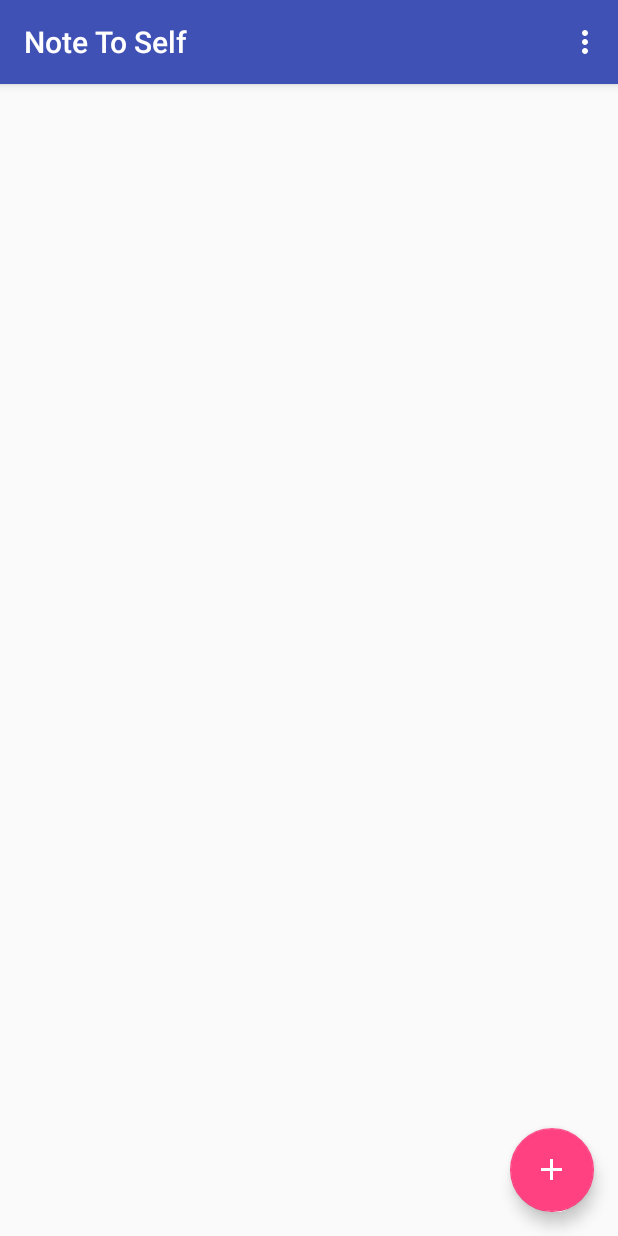
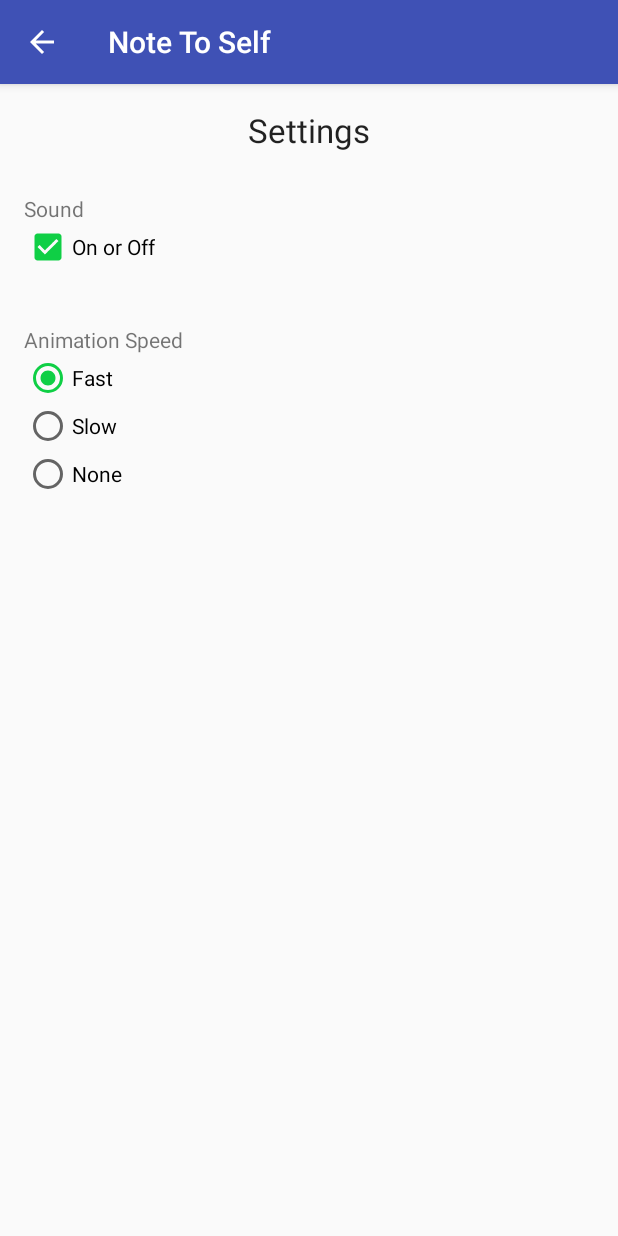
Before and after one commit to dljones79/Note-to-Self, an Android app: the screen it shows after launch (MainActivity before the commit, SettingsActivity after it), in the options menu, after a tap on "Settings", on a phone screen of 412 x 824 dp. Run offline under Robolectric (Android 15) with nearby library versions, the phone set to English and light mode, and no system bars.

Commit message:
Lesson 8: Added in work from lesson 8. Made some UI adjustments.

```diff
--- a/NoteToSelf/app/src/main/AndroidManifest.xml
+++ b/NoteToSelf/app/src/main/AndroidManifest.xml
@@ -18,6 +18,11 @@
                 <category android:name="android.intent.category.LAUNCHER" />
             </intent-filter>
         </activity>
+        <activity
+            android:name=".SettingsActivity"
+            android:parentActivityName=".MainActivity">
+
+        </activity>
     </application>
 
 </manifest>
--- a/NoteToSelf/app/src/main/java/dljones79/com/notetoself/DialogShowNote.java
+++ b/NoteToSelf/app/src/main/java/dljones79/com/notetoself/DialogShowNote.java
@@ -67,13 +67,13 @@ public class DialogShowNote extends DialogFragment {
 
         /*
         This next block of code will listen for a click on the button, and dismiss (close)
-        the dialog window when the user clicks.  This is done with an anonymouse class
+        the dialog window when the user clicks.  This is done with an anonymous class
         in the onClick method.
          */
 
         Button btnOK = (Button) dialogView.findViewById(R.id.btnOK);
 
-        builder.setView(dialogView).setMessage("Your Note");
+        builder.setView(dialogView).setTitle("Your Note");
 
         btnOK.setOnClickListener(new View.OnClickListener() {
             @Override
--- /dev/null
+++ b/NoteToSelf/app/src/main/java/dljones79/com/notetoself/JSONSerializer.java
@@ -0,0 +1,95 @@
+package dljones79.com.notetoself;
+
+import org.json.JSONArray;
+import org.json.JSONException;
+import org.json.JSONTokener;
+
+import android.content.Context;
+
+import java.io.BufferedReader;
+import java.io.FileNotFoundException;
+import java.io.IOException;
+import java.io.InputStream;
+import java.io.InputStreamReader;
+import java.io.OutputStream;
+import java.io.OutputStreamWriter;
+import java.io.Writer;
+import java.util.ArrayList;
+import java.util.List;
+
+/**
+ * Created by dljones on 9/19/16.
+ */
+
+public class JSONSerializer {
+
+    private String mFilename;
+    private Context mContext;
+
+    // All the rest of the code for the class goes here
+    public JSONSerializer(String fn, Context con){
+        mFilename = fn;
+        mContext = con;
+    }
+
+    public void save(List<Note> notes)
+            throws IOException, JSONException {
+
+        // Make an array in JSON format
+        JSONArray jArray = new JSONArray();
+
+        // And load it with the notes
+        for (Note n : notes)
+            jArray.put(n.convertToJSON());
+
+        // Now write it to the private disk space of our app
+        Writer writer = null;
+        try {
+            OutputStream out = mContext.openFileOutput
+                    (mFilename, mContext.MODE_PRIVATE);
+
+            writer = new OutputStreamWriter(out);
+            writer.write(jArray.toString());
+        } finally {
+            if (writer != null) {
+
+                writer.close();
+            }
+        }
+    }
+
+    public ArrayList<Note> load() throws IOException, JSONException{
+        ArrayList<Note> noteList = new ArrayList<Note>();
+        BufferedReader reader = null;
+        try {
+
+            InputStream in = mContext.openFileInput(mFilename);
+            reader = new BufferedReader(new InputStreamReader(in));
+            StringBuilder jsonString = new StringBuilder();
+            String line = null;
+
+            while ((line = reader.readLine()) != null) {
+
+                jsonString.append(line);
+            }
+
+
+            JSONArray jArray = (JSONArray) new JSONTokener
+                    (jsonString.toString()).nextValue();
+            for (int i = 0; i < jArray.length(); i++) {
+                noteList.add(new Note(jArray.getJSONObject(i)));
+            }
+        } catch (FileNotFoundException e) {
+            // we will ignore this one, since it happens
+            // when we start fresh. You could add a log here.
+        } finally {// This will always run
+            if (reader != null)
+                reader.close();
+        }
+
+        return noteList;
+    }
+
+
+
+}// End of class
--- a/NoteToSelf/app/src/main/java/dljones79/com/notetoself/MainActivity.java
+++ b/NoteToSelf/app/src/main/java/dljones79/com/notetoself/MainActivity.java
@@ -1,10 +1,13 @@
 package dljones79.com.notetoself;
 
 import android.content.Context;
+import android.content.Intent;
+import android.content.SharedPreferences;
 import android.os.Bundle;
 import android.support.design.widget.FloatingActionButton;
 import android.support.v7.app.AppCompatActivity;
 import android.support.v7.widget.Toolbar;
+import android.util.Log;
 import android.view.LayoutInflater;
 import android.view.Menu;
 import android.view.MenuItem;
@@ -22,6 +25,9 @@ import java.util.List;
 public class MainActivity extends AppCompatActivity {
 
     private NoteAdapter mNoteAdapter;
+    private boolean mSound;
+    private int mAnimOption;
+    private SharedPreferences mPrefs;
 
     // region overridden methods
     @Override
@@ -91,11 +97,31 @@ public class MainActivity extends AppCompatActivity {
 
         //noinspection SimplifiableIfStatement
         if (id == R.id.action_settings) {
+            Intent intent = new Intent(this, SettingsActivity.class);
+            startActivity(intent);
             return true;
         }
 
         return super.onOptionsItemSelected(item);
     } // end of onOptionsItemSelected()
+
+    @Override
+    protected void onResume(){
+        super.onResume();
+
+        mPrefs = getSharedPreferences("Note to self", MODE_PRIVATE);
+        mSound  = mPrefs.getBoolean("sound", true);
+        mAnimOption = mPrefs.getInt("anim option", SettingsActivity.FAST);
+    }
+
+    @Override
+    protected void onPause(){
+        super.onPause();
+
+        mNoteAdapter.saveNotes();
+
+    }
+
     // endregion overridden methods
 
     // region class methods
@@ -120,8 +146,26 @@ public class MainActivity extends AppCompatActivity {
      */
     public class NoteAdapter extends BaseAdapter {
 
+        private JSONSerializer mSerializer;
+
         // Declare and initialize a List that will hold notes
         List<Note> noteList = new ArrayList<Note>();
+
+        public NoteAdapter() {
+            mSerializer = new JSONSerializer("NoteToSelf.json",
+                    MainActivity.this.getApplicationContext());
+
+            mSerializer = new JSONSerializer("NoteToSelf.json",
+                    MainActivity.this.getApplicationContext());
+
+            try {
+                noteList = mSerializer.load();
+            } catch (Exception e) {
+                noteList = new ArrayList<Note>();
+                Log.e("Error loading notes: ", "", e);
+            } // end try/catch
+
+        } // end constructor
 
         // Get the number of notes in the list (ArrayList)
         @Override
@@ -205,6 +249,14 @@ public class MainActivity extends AppCompatActivity {
             notifyDataSetChanged();
         }
 
+        public void saveNotes(){
+            try{
+                mSerializer.save(noteList);
+
+            }catch(Exception e){
+                Log.e("Error Saving Notes","", e);
+            }
+        } // end saveNotes()
     } // end NoteAdapter.class
     // endregion inner classes
 
--- /dev/null
+++ b/NoteToSelf/app/src/main/java/dljones79/com/notetoself/SettingsActivity.java
@@ -0,0 +1,124 @@
+package dljones79.com.notetoself;
+
+import android.content.SharedPreferences;
+import android.os.Bundle;
+import android.support.v7.app.AppCompatActivity;
+import android.util.Log;
+import android.widget.CheckBox;
+import android.widget.CompoundButton;
+import android.widget.RadioButton;
+import android.widget.RadioGroup;
+
+public class SettingsActivity extends AppCompatActivity {
+
+    private SharedPreferences mPrefs;
+    private SharedPreferences.Editor mEditor;
+
+    private boolean mSound;
+
+    public static final int FAST = 0;
+    public static final int SLOW = 1;
+    public static final int NONE = 2;
+
+    private int mAnimOption;
+
+    @Override
+    protected void onCreate(Bundle savedInstanceState) {
+        super.onCreate(savedInstanceState);
+        setContentView(R.layout.activity_settings);
+
+        mPrefs = getSharedPreferences("Note to self", MODE_PRIVATE);
+        mEditor = mPrefs.edit();
+
+        mSound  = mPrefs.getBoolean("sound", true);
+
+        CheckBox checkBoxSound = (CheckBox) findViewById(R.id.checkBoxSound);
+
+        if(mSound){
+            checkBoxSound.setChecked(true);
+        }else{
+            checkBoxSound.setChecked(false);
+        }
+
+        checkBoxSound.setOnCheckedChangeListener(new CompoundButton.OnCheckedChangeListener()
+        {
+            public void onCheckedChanged(
+                    CompoundButton buttonView, boolean isChecked)
+            {
+                Log.i("sound = ", "" + mSound);
+                Log.i("isChecked = ", "" + isChecked);
+
+                // If mSound is true make it false
+                // If mSound is false make it true
+                mSound = ! mSound;
+                mEditor.putBoolean("sound", mSound);
+
+            }
+        });
+
+        // Now for the radio buttons
+        mAnimOption = mPrefs.getInt("anim option", FAST);
+
+        RadioGroup radioGroup = (RadioGroup) findViewById(R.id.radioGroup);
+
+        // Deselect all buttons
+        radioGroup.clearCheck();
+
+        // Which radio button should be selected?
+        switch(mAnimOption){
+
+            case FAST:
+                radioGroup.check(R.id.radioFast);
+                break;
+
+            case SLOW:
+                radioGroup.check(R.id.radioSlow);
+                break;
+
+            case NONE:
+                radioGroup.check(R.id.radioNone);
+                break;
+
+        }
+
+        radioGroup.setOnCheckedChangeListener(new RadioGroup.OnCheckedChangeListener() {
+            @Override
+            public void onCheckedChanged(RadioGroup group, int checkedId) {
+                RadioButton rb = (RadioButton) group.findViewById(checkedId);
+                if (null != rb && checkedId > -1) {
+
+                    switch (rb.getId()){
+
+                        case R.id.radioFast:
+                            mAnimOption = FAST;
+                            break;
+
+                        case R.id.radioSlow:
+                            mAnimOption = SLOW;
+                            break;
+
+                        case R.id.radioNone:
+                            mAnimOption = NONE;
+                            break;
+
+
+                    }
+                    // End switch block
+
+                    mEditor.putInt("anim option", mAnimOption);
+
+                }
+
+            }
+        });
+    }
+
+    @Override
+    protected void onPause() {
+        super.onPause();
+
+        // Save the settings here
+        mEditor.commit();
+    }
+
+}
--- /dev/null
+++ b/NoteToSelf/app/src/main/res/layout/activity_settings.xml
@@ -0,0 +1,80 @@
+<?xml version="1.0" encoding="utf-8"?>
+<RelativeLayout android:id="@+id/activity_settings"
+    xmlns:android="http://schemas.android.com/apk/res/android"
+    xmlns:tools="http://schemas.android.com/tools"
+    android:layout_width="match_parent"
+    android:layout_height="match_parent"
+    android:paddingBottom="@dimen/activity_vertical_margin"
+    android:paddingLeft="@dimen/activity_horizontal_margin"
+    android:paddingRight="@dimen/activity_horizontal_margin"
+    android:paddingTop="@dimen/activity_vertical_margin"
+    tools:context="dljones79.com.notetoself.SettingsActivity">
+
+    <TextView
+        android:text="@string/settings_title"
+        android:layout_width="wrap_content"
+        android:layout_height="wrap_content"
+        android:layout_alignParentTop="true"
+        android:layout_centerHorizontal="true"
+        android:id="@+id/textView"
+        android:textAppearance="@style/TextAppearance.AppCompat.Large" />
+
+    <TextView
+        android:text="@string/sound_title"
+        android:layout_width="wrap_content"
+        android:layout_height="wrap_content"
+        android:layout_below="@+id/textView"
+        android:layout_alignParentLeft="true"
+        android:layout_alignParentStart="true"
+        android:layout_marginTop="28dp"
+        android:id="@+id/textView2" />
+
+    <CheckBox
+        android:text="@string/sound_checkbox"
+        android:layout_width="wrap_content"
+        android:layout_height="wrap_content"
+        android:layout_below="@+id/textView2"
+        android:layout_alignParentLeft="true"
+        android:layout_alignParentStart="true"
+        android:id="@+id/checkBoxSound" />
+
+    <TextView
+        android:text="@string/anims_title"
+        android:layout_width="wrap_content"
+        android:layout_height="wrap_content"
+        android:layout_below="@+id/checkBoxSound"
+        android:layout_alignParentLeft="true"
+        android:layout_alignParentStart="true"
+        android:layout_marginTop="36dp"
+        android:id="@+id/textView3" />
+
+    <RadioGroup
+        android:layout_width="wrap_content"
+        android:layout_height="wrap_content"
+        android:layout_below="@+id/textView3"
+        android:layout_alignParentLeft="true"
+        android:layout_alignParentStart="true"
+        android:id="@+id/radioGroup">
+
+        <RadioButton
+            android:text="@string/rb_fast"
+            android:layout_width="wrap_content"
+            android:layout_height="wrap_content"
+            android:id="@+id/radioFast"
+            android:layout_weight="1" />
+
+        <RadioButton
+            android:text="@string/rb_slow"
+            android:layout_width="wrap_content"
+            android:layout_height="wrap_content"
+            android:id="@+id/radioSlow"
+            android:layout_weight="1" />
+
+        <RadioButton
+            android:text="@string/rb_none"
+            android:layout_width="wrap_content"
+            android:layout_height="wrap_content"
+            android:id="@+id/radioNone"
+            android:layout_weight="1" />
+    </RadioGroup>
+</RelativeLayout>
--- a/NoteToSelf/app/src/main/res/values/colors.xml
+++ b/NoteToSelf/app/src/main/res/values/colors.xml
@@ -2,5 +2,5 @@
 <resources>
     <color name="colorPrimary">#3F51B5</color>
     <color name="colorPrimaryDark">#303F9F</color>
-    <color name="colorAccent">#FF4081</color>
+    <color name="colorAccent">#0fcf45</color>
 </resources>
--- a/NoteToSelf/app/src/main/res/values/strings.xml
+++ b/NoteToSelf/app/src/main/res/values/strings.xml
@@ -14,7 +14,7 @@
     <string name="sound_checkbox">On or Off</string>
     <string name="settings_title">Settings</string>
     <string name="sound_title">Sound</string>
-    <string name="amims_title">Animation Speed</string>
+    <string name="anims_title">Animation Speed</string>
     <string name="rb_fast">Fast</string>
     <string name="rb_slow">Slow</string>
     <string name="rb_none">None</string>
```
Also changed, not shown: NoteToSelf/app/src/main/java/dljones79/com/notetoself/Note.java (+43 -0 lines), NoteToSelf/app/src/main/res/layout/dialog_show_note.xml (+10 -4 lines), NoteToSelf/app/src/main/res/layout/listitem.xml (+7 -1 lines).
